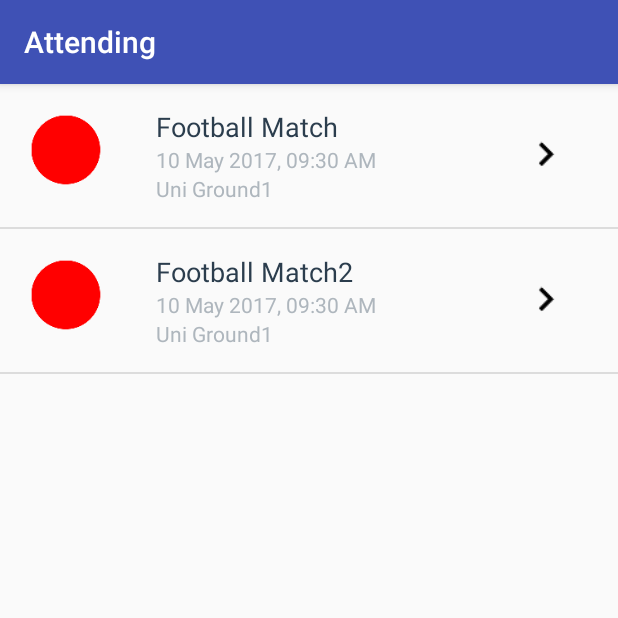
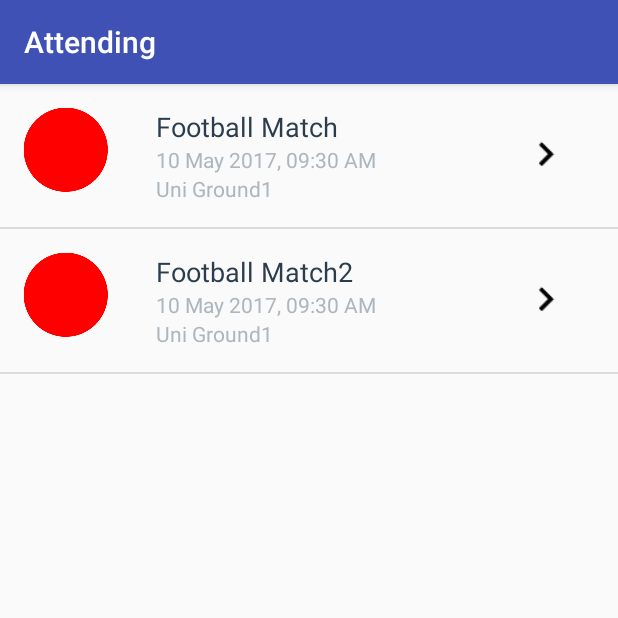
Before and after one commit to varmaarp/Events-android-app, an Android app: the Attending screen opened directly, with no data from a screen before it, on a phone screen of 412 x 824 dp, the top half of it. Run offline under Robolectric (Android 15) with nearby library versions, the phone set to English and light mode, and no system bars.

Commit message:
changed list item layout

```diff
--- a/app/src/main/res/layout/list_item.xml
+++ b/app/src/main/res/layout/list_item.xml
@@ -1,14 +1,14 @@
 <?xml version="1.0" encoding="utf-8"?>
-<RelativeLayout xmlns:android="http://schemas.android.com/apk/res/android"
+<LinearLayout xmlns:android="http://schemas.android.com/apk/res/android"
     xmlns:tools="http://schemas.android.com/tools"
     android:layout_width="match_parent"
-    android:layout_height="wrap_content">
+    android:layout_height="wrap_content"
+    android:orientation="horizontal">
 
     <ImageView
         android:id="@+id/image"
         android:layout_width="@dimen/list_item_height"
         android:layout_height="@dimen/list_item_height"
-        android:padding="8dp"
         android:src="@drawable/color_red"/>
 
     <RelativeLayout
@@ -18,7 +18,6 @@
         android:layout_alignParentBottom="true"
         android:layout_alignParentRight="true"
         android:layout_alignParentTop="true"
-        android:layout_toRightOf="@id/image"
         android:padding="16dp">
 
         <TextView
@@ -57,4 +56,4 @@
 
     </RelativeLayout>
 
-    </RelativeLayout>
+    </LinearLayout>
```
